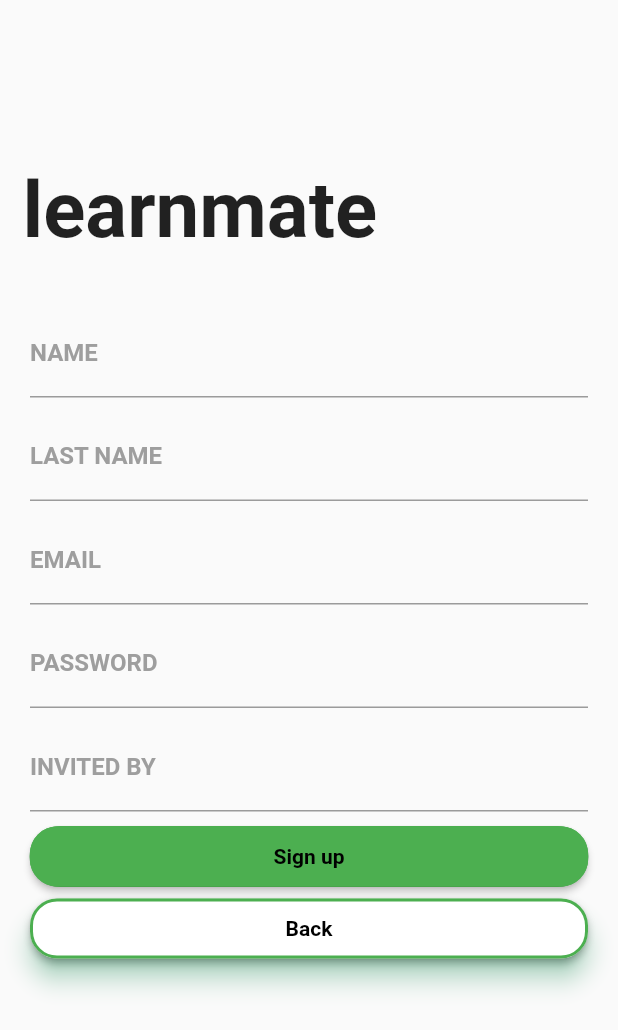
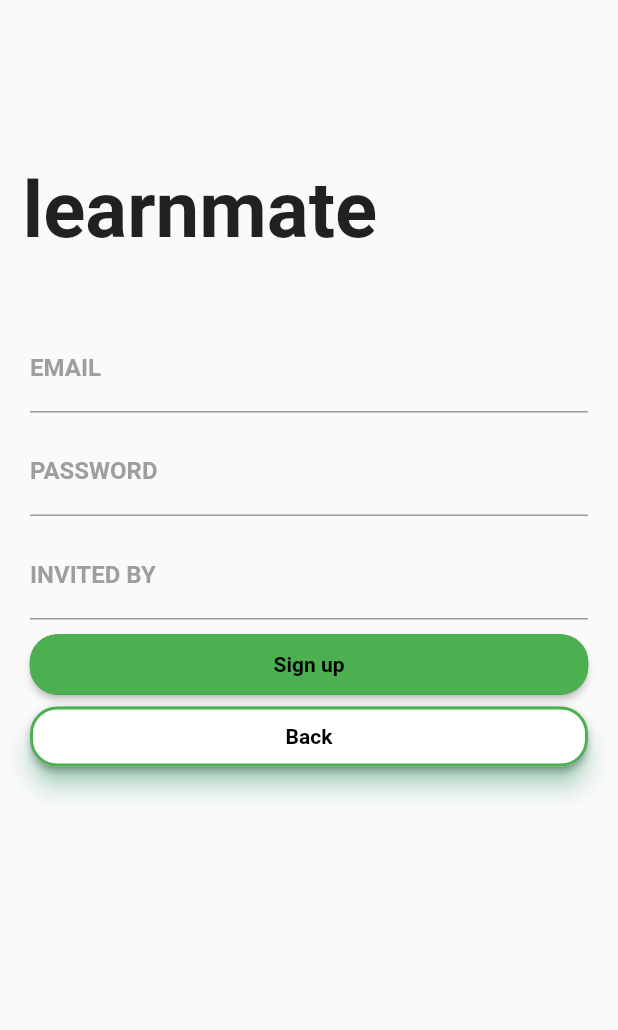
Before and after one commit to beer-forest/beer-forest, a Flutter app: the SignUpPage screen opened by its route, on a phone screen of 412 x 824 dp. Shown: the top 1030 px of the screen. Run offline on Flutter 3.47's test engine with Material 2 defaults, Android fonts, the phone set to English and light mode, and no system bars; our stand-ins replace cloud_firestore, firebase_auth, firebase_core, flutter_slidable; missing offline and left inert: cloud_firestore_web, firebase_auth_web, firebase_core_web; accounts and stored records are empty; Roboto replaces fonts that are missing (Montserrat).

```diff
--- a/lib/page/edit_profile_first_page.dart
+++ b/lib/page/edit_profile_first_page.dart
@@ -24,7 +24,7 @@ class _EditProfileFirstPageState extends State<EditProfileFirstPage> {
   void initState() {
     super.initState();
 
-    name = 'She a hoe';
+    name = 'name';
     email = '';
     pref_english = false;
     pref_korean_literature = false;
--- a/lib/page/sign_up_page.dart
+++ b/lib/page/sign_up_page.dart
@@ -35,35 +35,6 @@ class SignUpPage extends StatelessWidget {
             padding: EdgeInsets.only(top: 35.0, left: 20.0, right: 20.0),
             child: Column(
                 children: <Widget>[
-                  TextField(
-                    controller: firstnameController,
-                    decoration: InputDecoration(
-                        labelText: 'NAME',
-                        labelStyle: TextStyle(
-                            fontFamily: 'Montserrat',
-                            fontWeight: FontWeight.bold,
-                            color: Colors.grey),
-                            hintText: 'Jane',
-                        focusedBorder: UnderlineInputBorder(
-                            borderSide: BorderSide(color: Colors.green)
-                        )
-                    ),
-                  ),
-                  SizedBox(height: 10.0),
-                  TextField(
-                    controller: lastnameController,
-                    decoration: InputDecoration(
-                        labelText: 'LAST NAME',
-                        labelStyle: TextStyle(
-                            fontFamily: 'Montserrat',
-                            fontWeight: FontWeight.bold,
-                            color: Colors.grey),
-                            hintText: 'Doe',
-                        focusedBorder: UnderlineInputBorder(
-                            borderSide: BorderSide(color: Colors.green)
-                        )
-                    ),
-                  ),
                   SizedBox(height: 10.0),
                   TextField(
                     controller: emailController,
@@ -103,7 +74,6 @@ class SignUpPage extends StatelessWidget {
                             color: Colors.grey),
                         focusedBorder: UnderlineInputBorder(
                             borderSide: BorderSide(color: Colors.green))),
-                    obscureText: true,
                   ),
                   SizedBox(height: 10.0),
                   Container(
```
